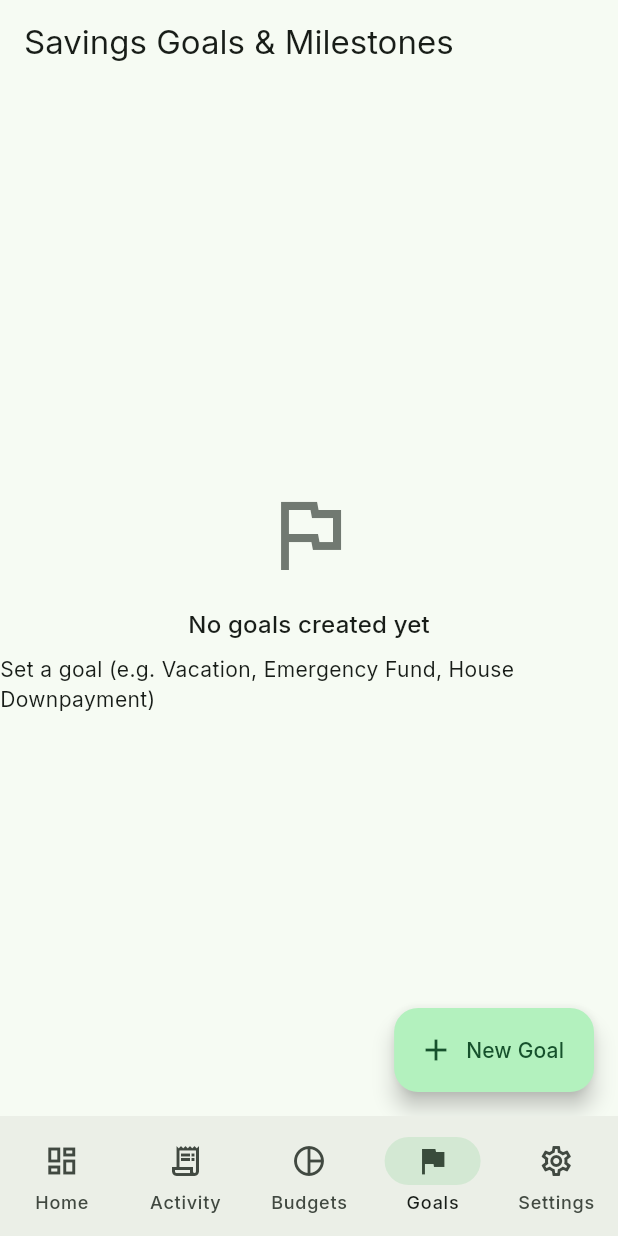
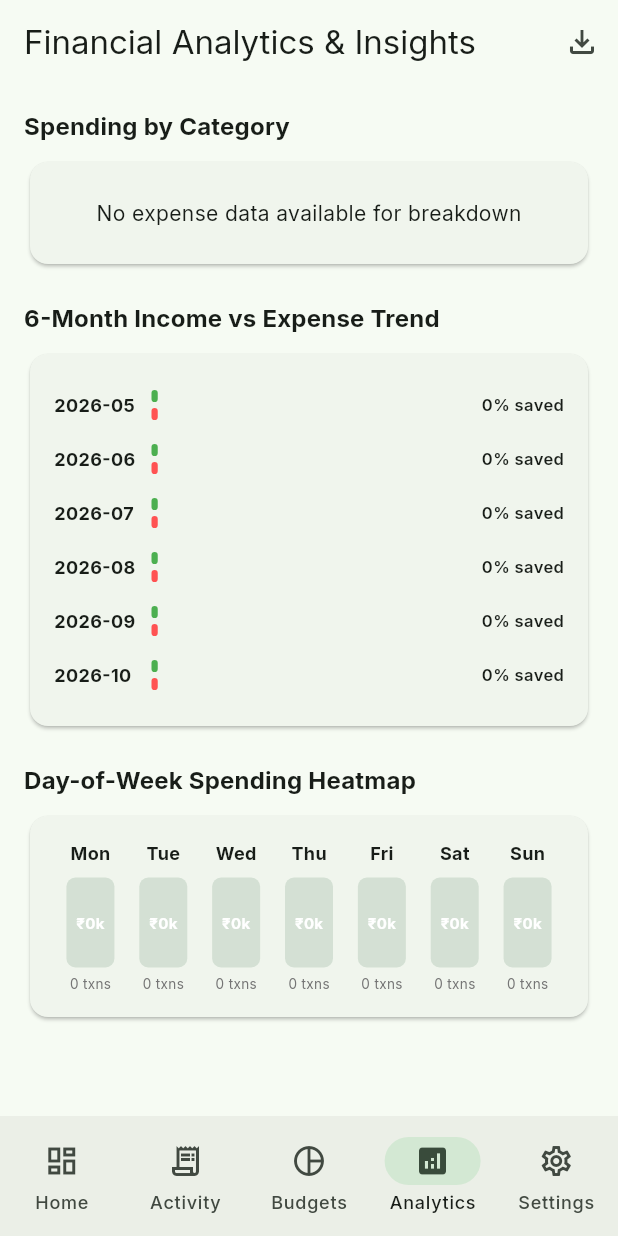
Before and after one commit to rajanraj2/mony, a Flutter app: the screen it shows after launch, item 4 of the bottom bar chosen, on a phone screen of 412 x 824 dp. Run offline on Flutter 3.47's test engine with Material 3 defaults, Android fonts, the phone set to English and light mode, and no system bars; our stand-ins replace drift, flutter_riverpod, go_router, google_fonts, share_plus; accounts and stored records are empty; generated files the repository leaves out were written again.

Commit message:
feat(analytics): implement financial analytics, trend graphs, day-of-week heatmap, automated insights & CSV export
- Domain models: CategorySpendShare, MonthlyTrendPoint, DayOfWeekSpendIntensity, SpendingInsight
- Repository contract: IAnalyticsRepository
- Data Layer:
  - AnalyticsRepositoryImpl:
    - category breakdown aggregation with optional category exclusion
    - 6-month historical income vs. expense trend aggregation with savings rate
    - 7-day day-of-week spending heatmap intensity calculations
    - heuristic automated pattern detection (weekend spikes, MoM inflation alerts, heaviest spend day detection)
    - full CSV export builder with proper RFC-4180 escaping
- Riverpod Providers:
  - categoryBreakdownProvider, monthlyTrendsProvider, dayOfWeekHeatmapProvider, spendingInsightsProvider
  - Registered IAnalyticsRepository in central DI container
- Presentation UI:
  - AnalyticsScreen:
    - Automated Insights banners with warning/info styling
    - Horizontal category spending share progress bars
    - 6-month Income vs. Expense bar visualizer with savings rate percentages
    - Day-of-Week spending heatmap with intensity tinting and transaction count labels
    - CSV report export via system share sheet
  - Integrated AnalyticsScreen into HomeDashboardScreen navigation bar and rail
- Unit tests for monthly savings rate calculations and category share models

```diff
--- a/lib/core/di/providers.dart
+++ b/lib/core/di/providers.dart
@@ -16,6 +16,8 @@ import '../../features/budgets/domain/repositories/budget_repository.dart';
 import '../../features/goals/data/datasources/goal_dao.dart';
 import '../../features/goals/data/repositories/goal_repository_impl.dart';
 import '../../features/goals/domain/repositories/goal_repository.dart';
+import '../../features/analytics/data/repositories/analytics_repository_impl.dart';
+import '../../features/analytics/domain/repositories/analytics_repository.dart';
 
 // Database Singleton
 final databaseProvider = Provider<AppDatabase>((ref) {
@@ -66,6 +68,10 @@ final goalRepositoryProvider = Provider<IGoalRepository>((ref) {
   return GoalRepositoryImpl(ref.watch(goalDaoProvider));
 });
 
+final analyticsRepositoryProvider = Provider<IAnalyticsRepository>((ref) {
+  return AnalyticsRepositoryImpl(ref.watch(databaseProvider));
+});
+
 // Use Cases
 final addTransactionUseCaseProvider = Provider<AddTransactionUseCase>((ref) {
   return AddTransactionUseCase(ref.watch(transactionRepositoryProvider));
--- /dev/null
+++ b/lib/features/analytics/data/repositories/analytics_repository_impl.dart
@@ -0,0 +1,215 @@
+import 'dart:convert';
+import 'package:drift/drift.dart';
+import 'package:intl/intl.dart';
+import '../../../../core/database/database.dart';
+import '../../domain/models/analytics_data.dart';
+import '../../domain/repositories/analytics_repository.dart';
+
+class AnalyticsRepositoryImpl implements IAnalyticsRepository {
+  final AppDatabase _db;
+
+  AnalyticsRepositoryImpl(this._db);
+
+  @override
+  Future<List<CategorySpendShare>> getCategoryBreakdown({
+    DateTime? startDate,
+    DateTime? endDate,
+    List<String>? excludedCategoryIds,
+  }) async {
+    final query = _db.select(_db.transactionsTable)
+      ..where((t) => t.type.equals('expense'));
+
+    if (startDate != null) {
+      query.where((t) => t.date.isBiggerOrEqualValue(startDate.millisecondsSinceEpoch));
+    }
+    if (endDate != null) {
+      query.where((t) => t.date.isSmallerOrEqualValue(endDate.millisecondsSinceEpoch));
+    }
+
+    final txns = await query.get();
+    final categories = await _db.select(_db.categoriesTable).get();
+    final catMap = {for (var c in categories) c.id: c};
+
+    final spendMap = <String, double>{};
+    double grandTotal = 0.0;
+
+    for (final t in txns) {
+      final catId = t.categoryId ?? 'uncategorized';
+      if (excludedCategoryIds != null && excludedCategoryIds.contains(catId)) {
+        continue;
+      }
+      final current = spendMap[catId] ?? 0.0;
+      spendMap[catId] = current + t.amount;
+      grandTotal += t.amount;
+    }
+
+    final result = <CategorySpendShare>[];
+    spendMap.forEach((catId, total) {
+      final cat = catMap[catId];
+      result.add(CategorySpendShare(
+        categoryId: catId,
+        categoryName: cat?.name ?? 'Uncategorized',
+        categoryColor: cat?.color ?? 0xFF9E9E9E,
+        totalSpent: total,
+        percentage: grandTotal > 0 ? (total / grandTotal) : 0.0,
+      ));
+    });
+
+    result.sort((a, b) => b.totalSpent.compareTo(a.totalSpent));
+    return result;
+  }
+
+  @override
+  Future<List<MonthlyTrendPoint>> getMonthlyTrends({int pastMonths = 6}) async {
+    final now = DateTime.now();
+    final results = <MonthlyTrendPoint>[];
+
+    for (var i = pastMonths - 1; i >= 0; i--) {
+      final targetDate = DateTime(now.year, now.month - i, 1);
+      final monthStart = targetDate.millisecondsSinceEpoch;
+      final monthEnd = DateTime(targetDate.year, targetDate.month + 1, 0, 23, 59, 59).millisecondsSinceEpoch;
+
+      final txns = await (_db.select(_db.transactionsTable)
+            ..where((t) => t.date.isBiggerOrEqualValue(monthStart) & t.date.isSmallerOrEqualValue(monthEnd)))
+          .get();
+
+      double income = 0;
+      double expense = 0;
+      for (final t in txns) {
+        if (t.type == 'income') income += t.amount;
+        if (t.type == 'expense') expense += t.amount;
+      }
+
+      results.add(MonthlyTrendPoint(
+        year: targetDate.year,
+        month: targetDate.month,
+        totalIncome: income,
+        totalExpense: expense,
+        netSavings: income - expense,
+      ));
+    }
+    return results;
+  }
+
+  @override
+  Future<List<DayOfWeekSpendIntensity>> getDayOfWeekHeatmap({
+    DateTime? startDate,
+    DateTime? endDate,
+  }) async {
+    final query = _db.select(_db.transactionsTable)..where((t) => t.type.equals('expense'));
+    if (startDate != null) {
+      query.where((t) => t.date.isBiggerOrEqualValue(startDate.millisecondsSinceEpoch));
+    }
+    if (endDate != null) {
+      query.where((t) => t.date.isSmallerOrEqualValue(endDate.millisecondsSinceEpoch));
+    }
+
+    final txns = await query.get();
+    final days = ['Mon', 'Tue', 'Wed', 'Thu', 'Fri', 'Sat', 'Sun'];
+    final totals = List<double>.filled(7, 0.0);
+    final counts = List<int>.filled(7, 0);
+
+    for (final t in txns) {
+      final dt = DateTime.fromMillisecondsSinceEpoch(t.date);
+      final dayIndex = dt.weekday - 1; // 1..7 -> 0..6
+      totals[dayIndex] += t.amount;
+      counts[dayIndex]++;
+    }
+
+    return List.generate(7, (i) {
+      return DayOfWeekSpendIntensity(
+        dayOfWeek: i + 1,
+        dayName: days[i],
+        totalSpent: totals[i],
+        transactionCount: counts[i],
+      );
+    });
+  }
+
+  @override
+  Future<List<SpendingInsight>> generateInsights() async {
+    final insights = <SpendingInsight>[];
+    final heatmap = await getDayOfWeekHeatmap();
+    final trends = await getMonthlyTrends(pastMonths: 2);
+
+    // Heuristic 1: Weekend spike detection
+    final weekendSpend = heatmap[5].totalSpent + heatmap[6].totalSpent;
+    final weekdaySpend = heatmap.sublist(0, 5).fold(0.0, (s, d) => s + d.totalSpent);
+    if (weekdaySpend > 0 && weekendSpend > (weekdaySpend * 0.4)) {
+      insights.add(const SpendingInsight(
+        id: 'weekend_spike',
+        title: 'Weekend Spending Spike',
+        description: 'You spend over 40% of your weekly budget on Saturdays and Sundays.',
+        type: 'spike',
+        severity: 2,
+      ));
+    }
+
+    // Heuristic 2: Month-over-month expense increase
+    if (trends.length >= 2) {
+      final prev = trends[0].totalExpense;
+      final curr = trends[1].totalExpense;
+      if (prev > 0 && curr > prev * 1.25) {
+        insights.add(SpendingInsight(
+          id: 'mom_increase',
+          title: 'Expenses Trending Higher',
+          description: 'Your spending is currently 25% higher than the previous month.',
+          type: 'pattern',
+          severity: 2,
+        ));
+      } else if (curr < prev && curr > 0) {
+        insights.add(const SpendingInsight(
+          id: 'mom_decrease',
+          title: 'Great Expense Discipline!',
+          description: 'You are spending less compared to last month. Keep it up!',
+          type: 'pattern',
+          severity: 1,
+        ));
+      }
+    }
+
+    // Heuristic 3: Top spending day
+    final topDay = heatmap.reduce((a, b) => a.totalSpent > b.totalSpent ? a : b);
+    if (topDay.totalSpent > 0) {
+      insights.add(SpendingInsight(
+        id: 'top_day',
+        title: 'Heaviest Spend Day: ${topDay.dayName}',
+        description: 'You spend the most on ${topDay.dayName}s with ₹${topDay.totalSpent.toStringAsFixed(0)} logged.',
+        type: 'pattern',
+        severity: 1,
+      ));
+    }
+
+    return insights;
+  }
+
+  @override
+  Future<String> exportCsvReport({DateTime? startDate, DateTime? endDate}) async {
+    final query = _db.select(_db.transactionsTable)..orderBy([(t) => OrderingTerm.desc(t.date)]);
+    if (startDate != null) {
+      query.where((t) => t.date.isBiggerOrEqualValue(startDate.millisecondsSinceEpoch));
+    }
+    if (endDate != null) {
+      query.where((t) => t.date.isSmallerOrEqualValue(endDate.millisecondsSinceEpoch));
+    }
+
+    final txns = await query.get();
+    final categories = await _db.select(_db.categoriesTable).get();
+    final catMap = {for (var c in categories) c.id: c.name};
+
+    final buffer = StringBuffer();
+    // CSV Header
+    buffer.writeln('Date,Type,Amount,Currency,Name,Category,Status,Notes');
+
+    for (final t in txns) {
+      final dateStr = DateFormat('yyyy-MM-dd').format(DateTime.fromMillisecondsSinceEpoch(t.date));
+      final catName = t.categoryId != null ? (catMap[t.categoryId] ?? '') : '';
+      final note = (t.description ?? '').replaceAll('"', '""');
+      buffer.writeln(
+        '$dateStr,${t.type},${t.amount},${t.currencyCode},"${t.name}","$catName",${t.status},"$note"',
+      );
+    }
+
+    return buffer.toString();
+  }
+}
--- /dev/null
+++ b/lib/features/analytics/presentation/providers/analytics_providers.dart
@@ -0,0 +1,19 @@
+import 'package:flutter_riverpod/flutter_riverpod.dart';
+import '../../../../core/di/providers.dart';
+import '../../domain/models/analytics_data.dart';
+
+final categoryBreakdownProvider = FutureProvider<List<CategorySpendShare>>((ref) {
+  return ref.watch(analyticsRepositoryProvider).getCategoryBreakdown();
+});
+
+final monthlyTrendsProvider = FutureProvider<List<MonthlyTrendPoint>>((ref) {
+  return ref.watch(analyticsRepositoryProvider).getMonthlyTrends(pastMonths: 6);
+});
+
+final dayOfWeekHeatmapProvider = FutureProvider<List<DayOfWeekSpendIntensity>>((ref) {
+  return ref.watch(analyticsRepositoryProvider).getDayOfWeekHeatmap();
+});
+
+final spendingInsightsProvider = FutureProvider<List<SpendingInsight>>((ref) {
+  return ref.watch(analyticsRepositoryProvider).generateInsights();
+});
--- /dev/null
+++ b/lib/features/analytics/presentation/screens/analytics_screen.dart
@@ -0,0 +1,248 @@
+import 'package:flutter/material.dart';
+import 'package:flutter_riverpod/flutter_riverpod.dart';
+import 'package:share_plus/share_plus.dart';
+import '../../../../core/di/providers.dart';
+import '../../domain/models/analytics_data.dart';
+import '../providers/analytics_providers.dart';
+
+class AnalyticsScreen extends ConsumerWidget {
+  const AnalyticsScreen({super.key});
+
+  @override
+  Widget build(BuildContext context, WidgetRef ref) {
+    final breakdownAsync = ref.watch(categoryBreakdownProvider);
+    final trendsAsync = ref.watch(monthlyTrendsProvider);
+    final heatmapAsync = ref.watch(dayOfWeekHeatmapProvider);
+    final insightsAsync = ref.watch(spendingInsightsProvider);
+
+    return Scaffold(
+      appBar: AppBar(
+        title: const Text('Financial Analytics & Insights'),
+        actions: [
+          IconButton(
+            icon: const Icon(Icons.file_download_outlined),
+            tooltip: 'Export CSV Report',
+            onPressed: () async {
+              final csv = await ref.read(analyticsRepositoryProvider).exportCsvReport();
+              await Share.share(csv, subject: 'Mony Financial Report.csv');
+            },
+          ),
+        ],
+      ),
+      body: RefreshIndicator(
+        onRefresh: () async {
+          ref.invalidate(categoryBreakdownProvider);
+          ref.invalidate(monthlyTrendsProvider);
+          ref.invalidate(dayOfWeekHeatmapProvider);
+          ref.invalidate(spendingInsightsProvider);
+        },
+        child: ListView(
+          padding: const EdgeInsets.all(16),
+          children: [
+            // Smart Insights Section
+            insightsAsync.when(
+              data: (insights) {
+                if (insights.isEmpty) return const SizedBox.shrink();
+                return Column(
+                  crossAxisAlignment: CrossAxisAlignment.start,
+                  children: [
+                    Text('Automated Pattern Insights', style: Theme.of(context).textTheme.titleMedium?.copyWith(fontWeight: FontWeight.bold)),
+                    const SizedBox(height: 8),
+                    ...insights.map((ins) => Card(
+                          margin: const EdgeInsets.only(bottom: 8),
+                          color: ins.severity == 2
+                              ? Colors.orange.shade50
+                              : Theme.of(context).colorScheme.primaryContainer.withOpacity(0.3),
+                          child: ListTile(
+                            leading: Icon(
+                              ins.severity == 2 ? Icons.warning_amber_rounded : Icons.lightbulb_outline,
+                              color: ins.severity == 2 ? Colors.orange.shade800 : Theme.of(context).colorScheme.primary,
+                            ),
+                            title: Text(ins.title, style: const TextStyle(fontWeight: FontWeight.bold)),
+                            subtitle: Text(ins.description),
+                          ),
+                        )),
+                    const SizedBox(height: 16),
+                  ],
+                );
+              },
+              loading: () => const SizedBox.shrink(),
+              error: (_, __) => const SizedBox.shrink(),
+            ),
+
+            // Category Breakdown Chart (Horizontal Bar Visualizer)
+            Text('Spending by Category', style: Theme.of(context).textTheme.titleMedium?.copyWith(fontWeight: FontWeight.bold)),
+            const SizedBox(height: 8),
+            breakdownAsync.when(
+              data: (categories) {
+                if (categories.isEmpty) {
+                  return const Card(
+                    child: Padding(
+                      padding: EdgeInsets.all(24),
+                      child: Center(child: Text('No expense data available for breakdown')),
+                    ),
+                  );
+                }
+                return Card(
+                  child: Padding(
+                    padding: const EdgeInsets.all(16),
+                    child: Column(
+                      children: categories.map((c) {
+                        return Padding(
+                          padding: const EdgeInsets.only(bottom: 12),
+                          child: Column(
+                            crossAxisAlignment: CrossAxisAlignment.start,
+                            children: [
+                              Row(
+                                mainAxisAlignment: MainAxisAlignment.spaceBetween,
+                                children: [
+                                  Row(
+                                    children: [
+                                      CircleAvatar(
+                                        radius: 6,
+                                        backgroundColor: Color(c.categoryColor),
+                                      ),
+                                      const SizedBox(width: 8),
+                                      Text(c.categoryName, style: const TextStyle(fontWeight: FontWeight.w600)),
+                                    ],
+                                  ),
+                                  Text(
+                                    '₹${c.totalSpent.toStringAsFixed(0)} (${(c.percentage * 100).toStringAsFixed(1)}%)',
+                                    style: const TextStyle(fontWeight: FontWeight.bold),
+                                  ),
+                                ],
+                              ),
+                              const SizedBox(height: 6),
+                              ClipRRect(
+                                borderRadius: BorderRadius.circular(4),
+                                child: LinearProgressIndicator(
+                                  value: c.percentage,
+                                  minHeight: 8,
+                                  backgroundColor: Colors.grey.shade100,
+                                  valueColor: AlwaysStoppedAnimation(Color(c.categoryColor)),
+                                ),
+                              ),
+                            ],
+                          ),
+                        );
+                      }).toList(),
+                    ),
+                  ),
+                );
+              },
+              loading: () => const Center(child: CircularProgressIndicator()),
+              error: (err, _) => Text('Error: $err'),
+            ),
+            const SizedBox(height: 20),
+
+            // Monthly Trend Chart (Income vs Expense Bars)
+            Text('6-Month Income vs Expense Trend', style: Theme.of(context).textTheme.titleMedium?.copyWith(fontWeight: FontWeight.bold)),
+            const SizedBox(height: 8),
+            trendsAsync.when(
+              data: (trends) {
+                if (trends.isEmpty) {
+                  return const Card(child: Padding(padding: EdgeInsets.all(24), child: Center(child: Text('No trend data yet'))));
+                }
+                final maxVal = trends.fold(0.0, (m, t) => [m, t.totalIncome, t.totalExpense].reduce((a, b) => a > b ? a : b));
+
+                return Card(
+                  child: Padding(
+                    padding: const EdgeInsets.all(16),
+                    child: Column(
+                      children: trends.map((t) {
+                        final incRatio = maxVal > 0 ? (t.totalIncome / maxVal) : 0.0;
+                        final expRatio = maxVal > 0 ? (t.totalExpense / maxVal) : 0.0;
+
+                        return Padding(
+                          padding: const EdgeInsets.symmetric(vertical: 8),
+                          child: Row(
+                            children: [
+                              SizedBox(width: 65, child: Text(t.label, style: const TextStyle(fontSize: 12, fontWeight: FontWeight.bold))),
+                              Expanded(
+                                child: Column(
+                                  crossAxisAlignment: CrossAxisAlignment.start,
+                                  children: [
+                                    // Income Bar
+                                    FractionallySizedBox(
+                                      widthFactor: incRatio.clamp(0.02, 1.0),
+                                      child: Container(
+                                        height: 8,
+                                        decoration: BoxDecoration(color: Colors.green, borderRadius: BorderRadius.circular(4)),
+                                      ),
+                                    ),
+                                    const SizedBox(height: 4),
+                                    // Expense Bar
+                                    FractionallySizedBox(
+                                      widthFactor: expRatio.clamp(0.02, 1.0),
+                                      child: Container(
+                                        height: 8,
+                                        decoration: BoxDecoration(color: Colors.redAccent, borderRadius: BorderRadius.circular(4)),
+                                      ),
+                                    ),
+                                  ],
+                                ),
+                              ),
+                              const SizedBox(width: 12),
+                              Text('${t.savingsRate.toStringAsFixed(0)}% saved', style: const TextStyle(fontSize: 11, fontWeight: FontWeight.w600)),
+                            ],
+                          ),
+                        );
+                      }).toList(),
+                    ),
+                  ),
+                );
+              },
+              loading: () => const Center(child: CircularProgressIndicator()),
+              error: (err, _) => Text('Error: $err'),
+            ),
+            const SizedBox(height: 20),
+
+            // Day of Week Heatmap
+            Text('Day-of-Week Spending Heatmap', style: Theme.of(context).textTheme.titleMedium?.copyWith(fontWeight: FontWeight.bold)),
+            const SizedBox(height: 8),
+            heatmapAsync.when(
+              data: (days) {
+                final maxSpend = days.fold(0.0, (m, d) => d.totalSpent > m ? d.totalSpent : m);
+
+                return Card(
+                  child: Padding(
+                    padding: const EdgeInsets.all(16),
+                    child: Row(
+                      mainAxisAlignment: MainAxisAlignment.spaceAround,
+                      children: days.map((d) {
+                        final intensity = maxSpend > 0 ? (d.totalSpent / maxSpend) : 0.0;
+                        return Column(
+                          children: [
+                            Text(d.dayName, style: const TextStyle(fontWeight: FontWeight.bold, fontSize: 12)),
+                            const SizedBox(height: 8),
+                            Container(
+                              width: 32,
+                              height: 60,
+                              decoration: BoxDecoration(
+                                color: Theme.of(context).colorScheme.primary.withOpacity((intensity * 0.85) + 0.15),
+                                borderRadius: BorderRadius.circular(6),
+                              ),
+                              alignment: Alignment.center,
+                              child: Text(
+                                '₹${(d.totalSpent / 1000).toStringAsFixed(0)}k',
+                                style: const TextStyle(color: Colors.white, fontSize: 10, fontWeight: FontWeight.bold),
+                              ),
+                            ),
+                            const SizedBox(height: 4),
+                            Text('${d.transactionCount} txns', style: TextStyle(color: Colors.grey.shade600, fontSize: 9)),
+                          ],
+                        );
+                      }).toList(),
+                    ),
+                  ),
+                );
+              },
+              loading: () => const Center(child: CircularProgressIndicator()),
+              error: (err, _) => Text('Error: $err'),
+            ),
+          ],
+        ),
+      ),
+    );
+  }
+}
--- a/lib/features/home/presentation/screens/home_dashboard_screen.dart
+++ b/lib/features/home/presentation/screens/home_dashboard_screen.dart
@@ -8,6 +8,7 @@ import '../../../transactions/presentation/screens/transaction_list_screen.dart'
 import '../../../budgets/presentation/screens/budget_screen.dart';
 import '../../../goals/presentation/screens/goals_screen.dart';
 import '../../../budgets/presentation/providers/budget_providers.dart';
+import '../../../analytics/presentation/screens/analytics_screen.dart';
 
 class HomeDashboardScreen extends ConsumerStatefulWidget {
   const HomeDashboardScreen({super.key});
@@ -30,7 +31,7 @@ class _HomeDashboardScreenState extends ConsumerState<HomeDashboardScreen> {
       _DashboardView(isPrivacyMode: _isPrivacyMode, onTogglePrivacy: () => setState(() => _isPrivacyMode = !_isPrivacyMode)),
       const TransactionListScreen(),
       const BudgetScreen(),
-      const GoalsScreen(),
+      const AnalyticsScreen(),
       const _PlaceholderFeatureView(title: 'Settings & AI', sectionNum: 8),
     ];
 
@@ -46,7 +47,7 @@ class _HomeDashboardScreenState extends ConsumerState<HomeDashboardScreen> {
                 NavigationRailDestination(icon: Icon(Icons.dashboard_outlined), selectedIcon: Icon(Icons.dashboard), label: Text('Dashboard')),
                 NavigationRailDestination(icon: Icon(Icons.receipt_long_outlined), selectedIcon: Icon(Icons.receipt_long), label: Text('Transactions')),
                 NavigationRailDestination(icon: Icon(Icons.pie_chart_outline), selectedIcon: Icon(Icons.pie_chart), label: Text('Budgets')),
-                NavigationRailDestination(icon: Icon(Icons.flag_outlined), selectedIcon: Icon(Icons.flag), label: Text('Goals')),
+                NavigationRailDestination(icon: Icon(Icons.analytics_outlined), selectedIcon: Icon(Icons.analytics), label: Text('Analytics')),
                 NavigationRailDestination(icon: Icon(Icons.settings_outlined), selectedIcon: Icon(Icons.settings), label: Text('Settings')),
               ],
             ),
@@ -67,7 +68,7 @@ class _HomeDashboardScreenState extends ConsumerState<HomeDashboardScreen> {
           NavigationDestination(icon: Icon(Icons.dashboard_outlined), selectedIcon: Icon(Icons.dashboard), label: 'Home'),
           NavigationDestination(icon: Icon(Icons.receipt_long_outlined), selectedIcon: Icon(Icons.receipt_long), label: 'Activity'),
           NavigationDestination(icon: Icon(Icons.pie_chart_outline), selectedIcon: Icon(Icons.pie_chart), label: 'Budgets'),
-          NavigationDestination(icon: Icon(Icons.flag_outlined), selectedIcon: Icon(Icons.flag), label: 'Goals'),
+          NavigationDestination(icon: Icon(Icons.analytics_outlined), selectedIcon: Icon(Icons.analytics), label: 'Analytics'),
           NavigationDestination(icon: Icon(Icons.settings_outlined), selectedIcon: Icon(Icons.settings), label: 'Settings'),
         ],
       ),
```
Also changed, not shown: lib/features/analytics/domain/models/analytics_data.dart (added, +66 -0 lines), lib/features/analytics/domain/repositories/analytics_repository.dart (added, +23 -0 lines), 1 other file.
